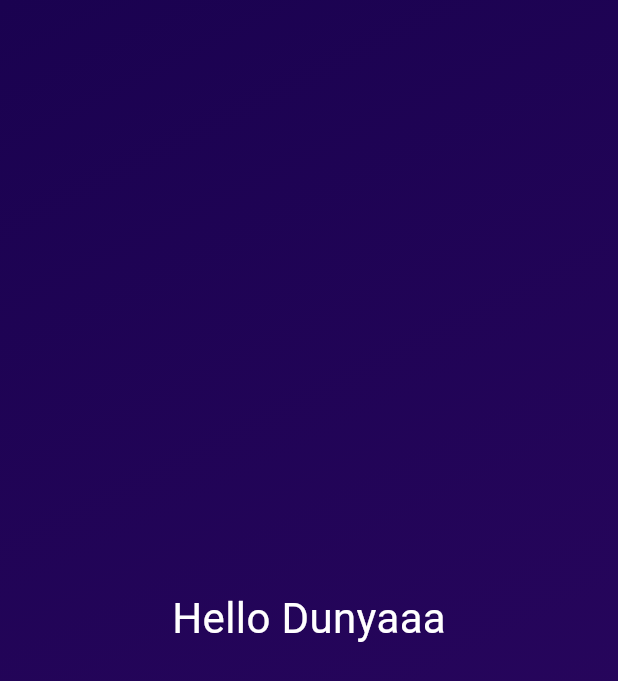
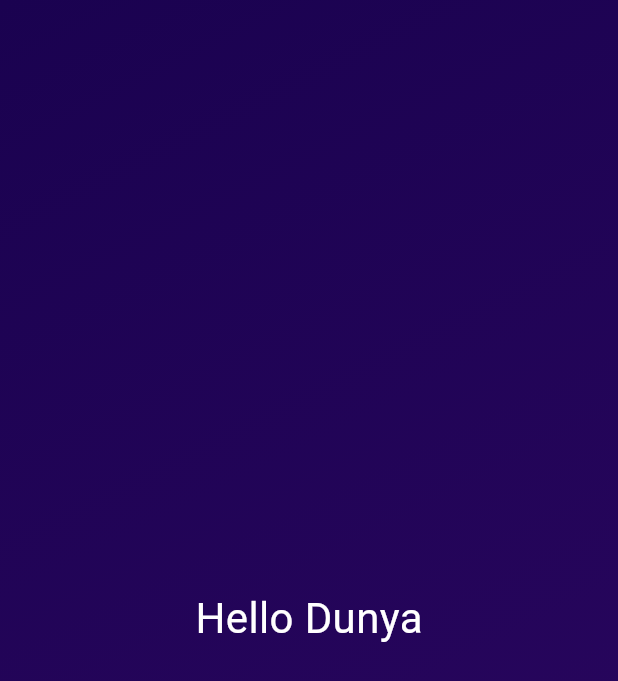
Before and after one commit to kmohhidayah/flutter_exercise, a Flutter app: the screen it shows after launch, on a phone screen of 412 x 824 dp. Shown: the top 681 px of the screen. Run offline on Flutter 3.47's test engine with Material 3 defaults, Android fonts, the phone set to English and light mode, and no system bars.

Commit message:
refactor(gradient_container): improve code quality and performance
- Change variable declarations from 'var' to 'const' for immutability
- Move 'const' keyword to BoxDecoration for better performance
- Pass text as a parameter to StyledText for reusability

refactor(styled_text): make text content configurable

- Add a constructor parameter for text content
- Use the passed text parameter in the build method

```diff
--- a/first_app/lib/gradient_container.dart
+++ b/first_app/lib/gradient_container.dart
@@ -1,8 +1,8 @@
 import 'package:flutter/material.dart';
 import 'styled_text.dart';
 
-var startAlignment = Alignment.topLeft;
-var endAlignment = Alignment.bottomRight;
+const startAlignment = Alignment.topLeft;
+const endAlignment = Alignment.bottomRight;
 
 class GradientContainer extends StatelessWidget {
   const GradientContainer({super.key});
@@ -10,9 +10,9 @@ class GradientContainer extends StatelessWidget {
   @override
   Widget build(context) {
     return Container(
-      decoration: BoxDecoration(
+      decoration: const BoxDecoration(
         gradient: LinearGradient(
-          colors: const [
+          colors: [
             Color.fromARGB(255, 26, 2, 80),
             Color.fromARGB(255, 45, 7, 98),
           ],
@@ -20,7 +20,7 @@ class GradientContainer extends StatelessWidget {
           end: endAlignment,
         ),
       ),
-      child: const Center(child: StyledText()),
+      child: const Center(child: StyledText("Hello Dunya")),
     );
   }
 }
--- a/first_app/lib/styled_text.dart
+++ b/first_app/lib/styled_text.dart
@@ -1,13 +1,15 @@
 import 'package:flutter/material.dart';
 
 class StyledText extends StatelessWidget {
-  const StyledText({super.key});
+  const StyledText(this.text, {super.key});
+
+  final String text;
 
   @override
   Widget build(context) {
-    return const Text(
-      'Hello Dunyaaa',
-      style: TextStyle(color: Colors.white, fontSize: 28),
+    return Text(
+      text,
+      style: const TextStyle(color: Colors.white, fontSize: 28),
     );
   }
 }
```
